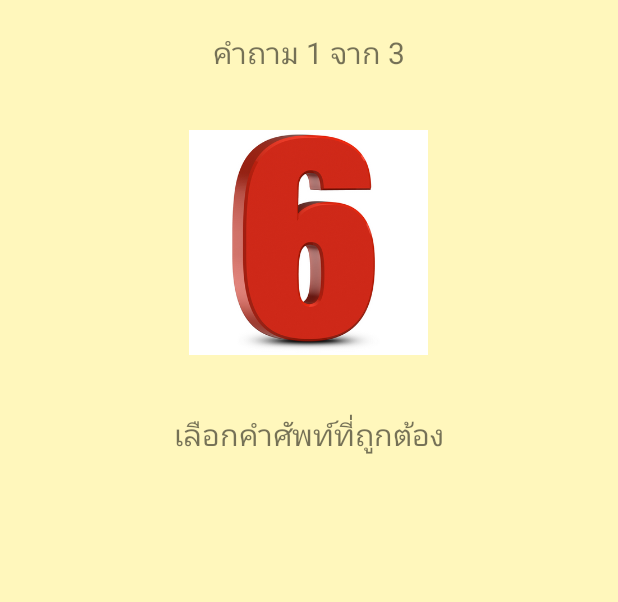
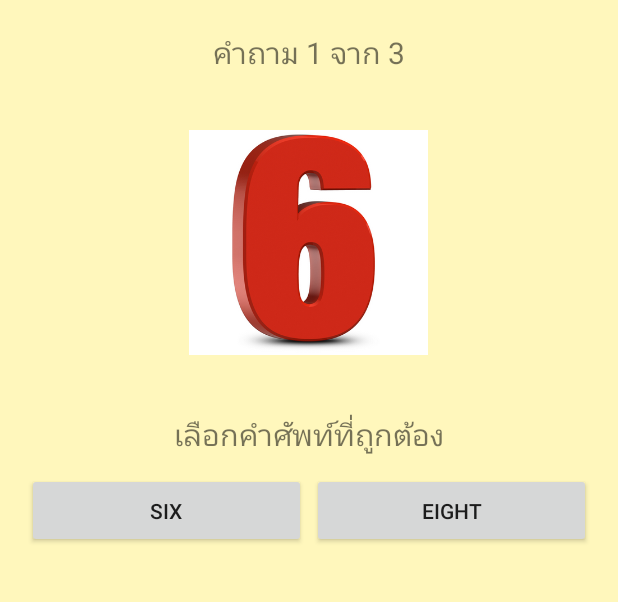
Before and after one commit to 3bugs/WordQuizGame_Live_Class11, an Android app: the GameActivity screen opened directly, with no data from a screen before it, on a phone screen of 412 x 824 dp, the part 176-778 px from its top. Run offline under Robolectric (Android 15) with nearby library versions, the light colour scheme and no system bars.

Commit message:
End of createChoiceButtons()

```diff
--- a/app/src/main/java/com/example/wordquizgame/GameActivity.java
+++ b/app/src/main/java/com/example/wordquizgame/GameActivity.java
@@ -1,5 +1,6 @@
 package com.example.wordquizgame;
 
+import android.content.Context;
 import android.content.Intent;
 import android.content.res.AssetManager;
 import android.graphics.drawable.Drawable;
@@ -7,8 +8,12 @@ import android.os.Handler;
 import android.support.v7.app.AppCompatActivity;
 import android.os.Bundle;
 import android.util.Log;
+import android.view.LayoutInflater;
+import android.view.View;
+import android.widget.Button;
 import android.widget.ImageView;
 import android.widget.TableLayout;
+import android.widget.TableRow;
 import android.widget.TextView;
 
 import java.io.IOException;
@@ -143,6 +148,7 @@ public class GameActivity extends AppCompatActivity {
 
         loadQuestionImage();
         prepareChoiceWords();
+        createChoiceButtons();
     }
 
     private void loadQuestionImage() {
@@ -182,6 +188,38 @@ public class GameActivity extends AppCompatActivity {
         for (String word : mChoiceWordList) {
             Log.i(TAG, word);
         }
+
+    }
+
+    private void createChoiceButtons() {
+        for (int row = 0; row < mButtonTableLayout.getChildCount(); row++) {
+            TableRow tr = (TableRow) mButtonTableLayout.getChildAt(row);
+            tr.removeAllViews();
+        }
+
+        LayoutInflater inflater = (LayoutInflater) getSystemService(
+                Context.LAYOUT_INFLATER_SERVICE);
+
+        for (int row = 0; row < mNumChoices / 2; row++) {
+            TableRow tr = (TableRow) mButtonTableLayout.getChildAt(row);
+
+            for (int column = 0; column < 2; column++) {
+                Button guessButton = (Button) inflater.inflate(
+                        R.layout.guess_button,
+                        tr,
+                        false
+                );
+
+                guessButton.setText(mChoiceWordList.remove(0));
+                guessButton.setOnClickListener(new View.OnClickListener() {
+                    @Override
+                    public void onClick(View v) {
+                        //
+                    }
+                });
+                tr.addView(guessButton);
+            }
+        }
     }
 
     private String getWord(String filename) {
--- /dev/null
+++ b/app/src/main/res/layout/guess_button.xml
@@ -0,0 +1,7 @@
+<Button
+    xmlns:android="http://schemas.android.com/apk/res/android"
+    android:id="@+id/newGuessButton"
+    android:layout_width="0dp"
+    android:layout_height="50dp"
+    android:layout_margin="2dp"
+    android:layout_weight="1"/>
```
